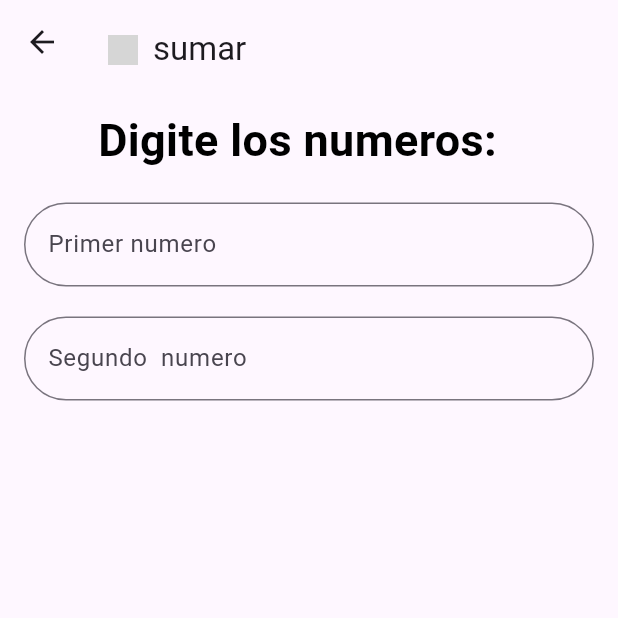
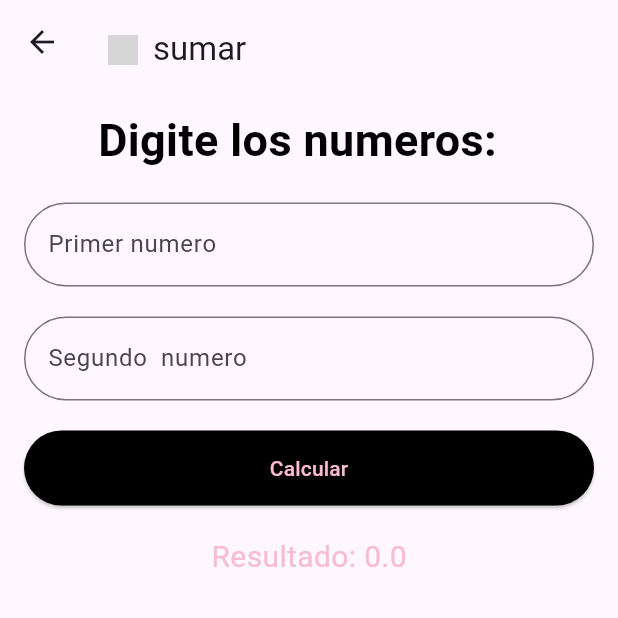
Before and after one commit to mariaanaya22/FlutterAprendisaje, a Flutter app: the suma screen opened directly, on a phone screen of 412 x 824 dp, the top half of it. Run offline on Flutter 3.47's test engine with Material 3 defaults, Android fonts, the phone set to English and light mode, and no system bars; network calls fail; grey boxes are pictures that could not be loaded.

```diff
--- a/lib/screen/Suma.dart
+++ b/lib/screen/Suma.dart
@@ -10,6 +10,21 @@ class suma extends StatefulWidget {
 
 // ignore: camel_case_types
 class _sumaState extends State<suma> {
+  //va la parte logica
+  final TextEditingController _number1 = TextEditingController();
+  final TextEditingController _number2 = TextEditingController();
+  double _resultado = 0.0;
+
+  void _CalcularSuma() {
+    //el texto ingresado _number1 a numero de tipo double si falla se le accina por defecto 0
+    double number1 = double.tryParse(_number1.text) ?? 0.0;
+    double number2 = double.tryParse(_number2.text) ?? 0.0;
+
+    setState(() {
+      _resultado = number1 + number2;
+    });
+  }
+
   @override
   Widget build(BuildContext context) {
     return Scaffold(
@@ -41,18 +56,40 @@ class _sumaState extends State<suma> {
             ),
             SizedBox(height: 20),
             TextFormField(
+              //agrgear la propiedad controller
+              controller: _number1,
               decoration: InputDecoration(
                   labelText: 'Primer numero',
                   border: OutlineInputBorder(
                       borderRadius: BorderRadius.circular(30))),
             ),
-               SizedBox(height: 20),
+            SizedBox(height: 20),
             TextFormField(
+              controller: _number2,
               decoration: InputDecoration(
                   labelText: 'Segundo  numero',
                   border: OutlineInputBorder(
                       borderRadius: BorderRadius.circular(30))),
-            )
+            ),
+            SizedBox(height: 20),
+            ElevatedButton(
+              onPressed: () {
+                _CalcularSuma();
+              },
+              child: Text(
+                'Calcular',
+                style: TextStyle(color: Colors.pink[100]),
+              ),
+              style: ElevatedButton.styleFrom(
+                backgroundColor: Colors.black,
+                foregroundColor: Colors.pink[100],
+                minimumSize: Size(double.infinity, 50),
+              ),
+            ),
+            SizedBox(height: 20),
+            //PARA QUE ME DE EL RESULTADO  $_resultado
+            Text('Resultado: $_resultado',
+                style: TextStyle(fontSize: 20, color: Colors.pink[100])),
           ],
         ),
       ),
--- a/pubspec.yaml
+++ b/pubspec.yaml
@@ -35,6 +35,7 @@ dependencies:
   # The following adds the Cupertino Icons font to your application.
   # Use with the CupertinoIcons class for iOS style icons.
   cupertino_icons: ^1.0.8
+  shared_preferences: ^2.3.2
 
 dev_dependencies:
   flutter_test:
```
Also changed, not shown: lib/screen/MenuOption.dart (+6 -1 lines), lib/screen/registro.dart (added, +70 -0 lines), pubspec.lock, 1 other file.
